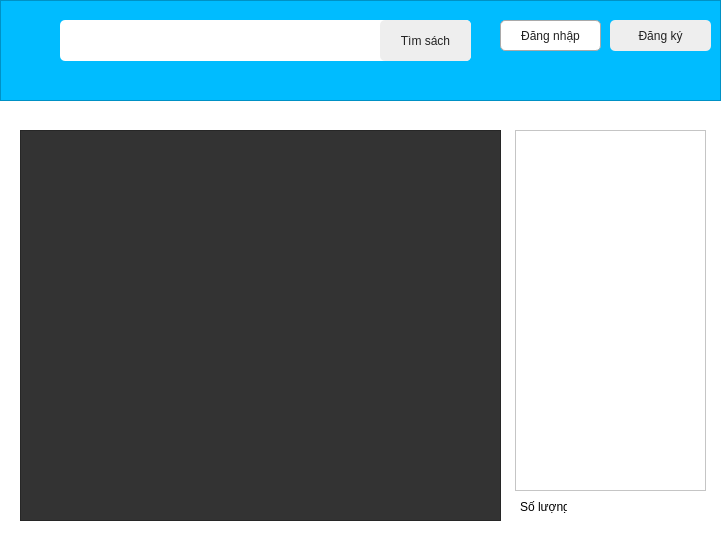
First picture: the form in mainwindow.ui, repository duydvu/Library, before the edit.
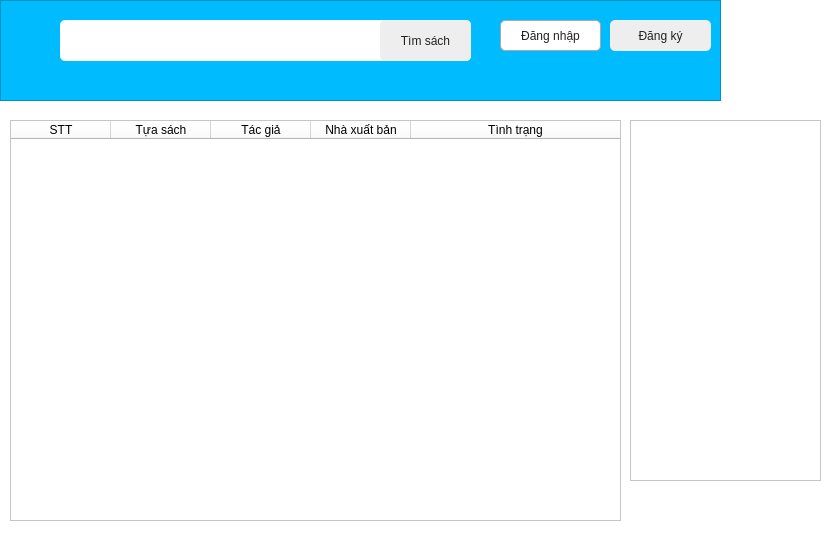
Second picture: the form after the edit.

Commit message:
Add users search, change tableView to tableWidget
admin can now search for users.

What changed in the file:
```diff
--- a/mainwindow.ui
+++ b/mainwindow.ui
@@ -9,7 +9,7 @@
    <rect>
     <x>0</x>
     <y>0</y>
-    <width>721</width>
+    <width>828</width>
     <height>546</height>
    </rect>
   </property>
@@ -186,105 +186,65 @@
     <zorder>FindBooksButton</zorder>
     <zorder>SignUpButton</zorder>
    </widget>
+   <widget class="QTextBrowser" name="intro">
+    <property name="geometry">
+     <rect>
+      <x>630</x>
+      <y>120</y>
+      <width>191</width>
+      <height>361</height>
+     </rect>
+    </property>
+   </widget>
    <widget class="QTableWidget" name="BooksTable">
-    <property name="enabled">
-     <bool>true</bool>
-    </property>
     <property name="geometry">
      <rect>
-      <x>20</x>
-      <y>130</y>
-      <width>481</width>
-      <height>391</height>
+      <x>10</x>
+      <y>120</y>
+      <width>611</width>
+      <height>401</height>
      </rect>
     </property>
-    <property name="sizePolicy">
-     <sizepolicy hsizetype="Expanding" vsizetype="Expanding">
-      <horstretch>0</horstretch>
-      <verstretch>0</verstretch>
-     </sizepolicy>
-    </property>
-    <property name="cursor" stdset="0">
-     <cursorShape>ArrowCursor</cursorShape>
-    </property>
-    <property name="styleSheet">
-     <string notr="true">QWidget {
-    background-color: #333333;
-    color: #fffff8;
-}
-
-QHeaderView::section {
-    background-color: #646464;
-    padding: 4px;
-    border: 1px solid #fffff8;
-    font-size: 12pt;
-	height: 30px;
-}
-
-QTableWidget {
-    gridline-color: #fffff8;
-    font-size: 12pt;
-}
-
-QTableWidget QTableCornerButton::section {
-    background-color: #646464;
-    border: 1px solid #fffff8;
-}</string>
-    </property>
     <property name="editTriggers">
      <set>QAbstractItemView::NoEditTriggers</set>
     </property>
     <property name="sortingEnabled">
-     <bool>false</bool>
+     <bool>true</bool>
     </property>
-    <property name="columnCount">
-     <number>0</number>
-    </property>
-    <attribute name="horizontalHeaderCascadingSectionResizes">
+    <property name="wordWrap">
      <bool>false</bool>
+    </property>
+    <attribute name="horizontalHeaderStretchLastSection">
+     <bool>true</bool>
     </attribute>
     <attribute name="verticalHeaderVisible">
      <bool>false</bool>
     </attribute>
-    <attribute name="verticalHeaderCascadingSectionResizes">
-     <bool>false</bool>
-    </attribute>
-   </widget>
-   <widget class="QLabel" name="quantity">
-    <property name="geometry">
-     <rect>
-      <x>580</x>
-      <y>500</y>
-      <width>47</width>
-      <height>13</height>
-     </rect>
-    </property>
-    <property name="text">
-     <string/>
-    </property>
-   </widget>
-   <widget class="QLabel" name="quantity_2">
-    <property name="geometry">
-     <rect>
-      <x>520</x>
-      <y>500</y>
-      <width>47</width>
-      <height>13</height>
-     </rect>
-    </property>
-    <property name="text">
-     <string>Số lượng</string>
-    </property>
-   </widget>
-   <widget class="QTextBrowser" name="intro">
-    <property name="geometry">
-     <rect>
-      <x>515</x>
-      <y>130</y>
-      <width>191</width>
-      <height>361</height>
-     </rect>
-    </property>
+    <column>
+     <property name="text">
+      <string>STT</string>
+     </property>
+    </column>
+    <column>
+     <property name="text">
+      <string>Tựa sách</string>
+     </property>
+    </column>
+    <column>
+     <property name="text">
+      <string>Tác giả</string>
+     </property>
+    </column>
+    <column>
+     <property name="text">
+      <string>Nhà xuất bản</string>
+     </property>
+    </column>
+    <column>
+     <property name="text">
+      <string>Tình trạng</string>
+     </property>
+    </column>
    </widget>
    <zorder>MainBar</zorder>
    <zorder>SignInButton</zorder>
```
Left out of the diff: 20 changed lines with no effect on the pictures. The commit also changes 23 other files.
